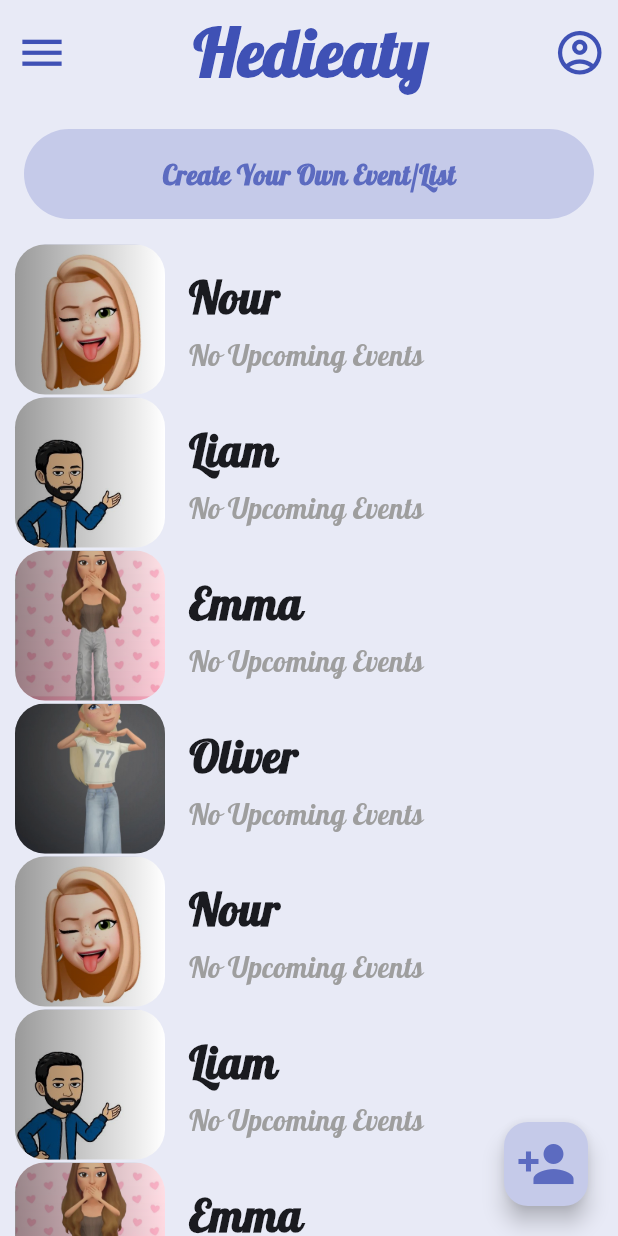
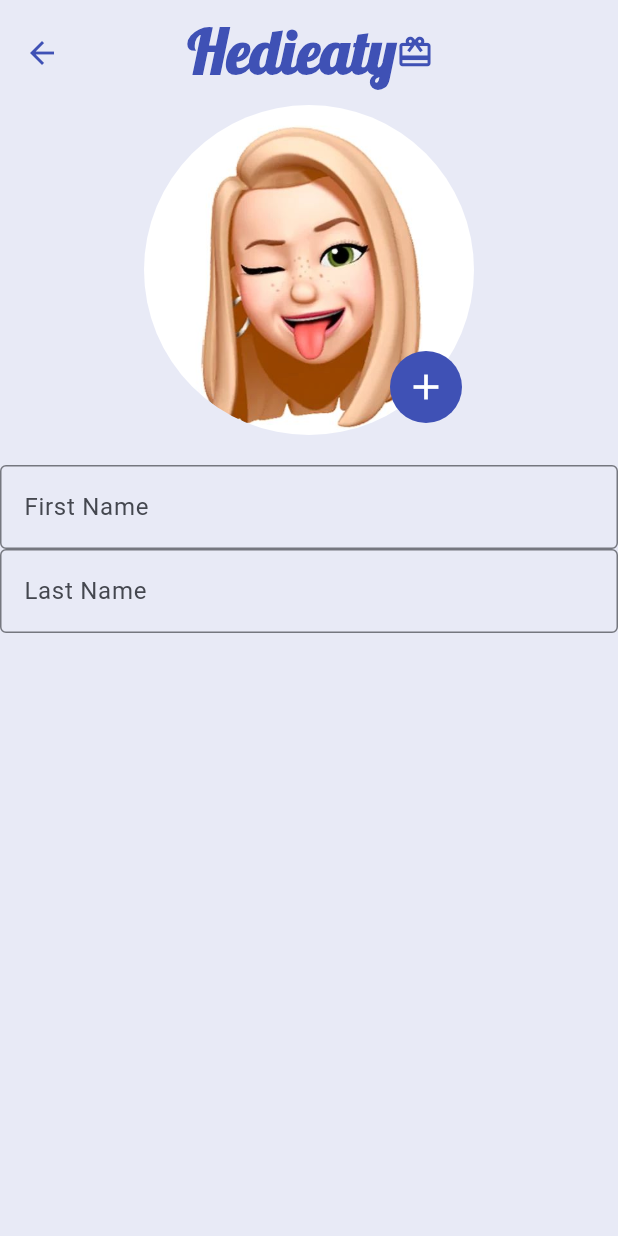
Before and after one commit to nourhammmad/Hedieaty-My-Gift-, a Flutter app: the HomePage screen opened directly, after a tap on the "account circle" icon, on a phone screen of 412 x 824 dp. Run offline on Flutter 3.47's test engine with Material 3 defaults, Android fonts, the light colour scheme and no system bars.

Commit message:
Routing Friends and Profile pages

```diff
--- a/lib/HomePage.dart
+++ b/lib/HomePage.dart
@@ -10,15 +10,18 @@ class HomePage extends StatefulWidget {
 class _HomePageState extends State<HomePage> {
   bool _isPressed = false; // Track the button state
 
-  // List of friends
+  // List of friends (will be replaced by db)
+  //Use final if the list itself should not be replaced,
+  // but you still need to modify its contents
+  // (add, remove, or update elements).
   final List<Map<String, String>> friends = [
     {"name": "Nour", "image": "asset/pp1.jpg"},
     {"name": "Liam", "image": "asset/pp2.jpg"},
     {"name": "Emma", "image": "asset/pp3.jpg"},
     {"name": "Oliver", "image": "asset/pp4.jpg"},
-    {"name": "Nour", "image": "asset/pp1.jpg"},
-    {"name": "Liam", "image": "asset/pp2.jpg"},
-    {"name": "Emma", "image": "asset/pp3.jpg"},
+    {"name": "Nina", "image": "asset/pp1.jpg"},
+    {"name": "Harry", "image": "asset/pp2.jpg"},
+    {"name": "Taylor", "image": "asset/pp3.jpg"},
     {"name": "Oliver", "image": "asset/pp4.jpg"},
   ];
 
@@ -27,8 +30,9 @@ class _HomePageState extends State<HomePage> {
     return Scaffold(
       appBar: AppBar(
         backgroundColor: Colors.indigo.shade50,
-
-        title: const Text(
+        title: Row(
+          children: [
+            const Text(
               "Hedieaty",
               style: TextStyle(
                 fontSize: 45,
@@ -37,8 +41,17 @@ class _HomePageState extends State<HomePage> {
                 color: Colors.indigo,
               ),
             ),
-        titleSpacing: 73.0,
+            const Icon(Icons.card_giftcard,color: Colors.indigo,size: 25,),
+          ],
+        ),
+
+        titleSpacing: 69.0,
         toolbarHeight: 70,
+        //AppBar menu icon
+        //i used leading here top get the menu icon
+        //to the left if i put it inside actions it'd have been to the
+        //right next to account icon
+        //The actions property aligns its children to the right of the AppBar.
         leading: IconButton(
           onPressed: () {},
           alignment: Alignment.topLeft,
@@ -46,7 +59,7 @@ class _HomePageState extends State<HomePage> {
         ),
         actions: [
           IconButton(
-            onPressed: () {},
+            onPressed: () {Navigator.pushNamed(context, '/MyProfile');},
             alignment: Alignment.topRight,
             icon: const Icon(
               Icons.account_circle_outlined,
@@ -56,11 +69,21 @@ class _HomePageState extends State<HomePage> {
           ),
         ],
       ),
+      ///////////////////END OF APPBAR///////////////////
+      // If you used only a Column, the button would be pushed to the bottom
+      // of the layout and would scroll with the content. But using a Stack
+      // ensures the button stays in place while the list can scroll
+      // independently.
       body: Stack(
         children: [
           Column(
             children: [
               // Button at the top
+              //A GestureDetector in Flutter is used to detect and respond to different
+              // types of user interactions or gestures, such as taps, swipes, long presses
+              // , and drags. It acts as an invisible layer that wraps around
+              // widgets and enables them to handle touch events.
+              //like onTapDown w kda
               GestureDetector(
                 onTapDown: (_) {
                   setState(() {
@@ -80,11 +103,12 @@ class _HomePageState extends State<HomePage> {
                 child: Container(
                   height: 60,
                   width: double.infinity,
-                  margin: const EdgeInsets.all(16.0),
+                  margin: const EdgeInsets.all(10.0),
                   decoration: BoxDecoration(
                     color: Colors.indigo.shade100,
                     borderRadius: BorderRadius.circular(30),
                   ),
+                  //wrapped with center
                   child: Center(
                     child: Text(
                       'Create Your Own Event/List',
@@ -101,6 +125,8 @@ class _HomePageState extends State<HomePage> {
                 ),
               ),
               // Friend list embedded below the button
+              //Column aligns its children vertically, and the friend list
+              // (ListView.builder) should take up the remaining space.
               Expanded(
                 child: ListView.builder(
                   itemCount: friends.length,
@@ -175,6 +201,10 @@ class FriendListItem extends StatelessWidget {
           const SizedBox(width: 16),
           // Name and additional info
           Expanded(
+            child: GestureDetector(
+              onTap:(){
+                Navigator.pushNamed(context, '/FriendsPage');
+              },
               child: Column(
                 crossAxisAlignment: CrossAxisAlignment.start,
                 children: [
@@ -198,6 +228,7 @@ class FriendListItem extends StatelessWidget {
                 ],
               ),
             ),
+          ),
         ],
       ),
     );
--- /dev/null
+++ b/lib/MyProfile.dart
@@ -0,0 +1,84 @@
+import 'package:flutter/cupertino.dart';
+import 'package:flutter/material.dart';
+
+class MyProfile extends StatefulWidget {
+  const MyProfile({super.key});
+
+  @override
+  State<MyProfile> createState() => _MyProfileState();
+}
+
+class _MyProfileState extends State<MyProfile> {
+  @override
+  Widget build(BuildContext context) {
+    return Scaffold(
+      appBar: AppBar(
+        iconTheme: const IconThemeData(color: Colors.indigo),
+        backgroundColor: Colors.indigo.shade50,
+        title: const Row(
+          children: [
+            Text(
+              "Hedieaty",
+              style: TextStyle(
+                fontSize: 40,
+                fontFamily: "Lobster",
+                fontWeight: FontWeight.bold,
+                color: Colors.indigo,
+              ),
+            ),
+            Icon(Icons.card_giftcard, color: Colors.indigo, size: 25),
+          ],
+        ),
+        titleSpacing: 69.0,
+        toolbarHeight: 70,
+      ),
+      body: Column(
+        children: [
+          // Stack for profile image and plus icon
+          Center(
+            child: Stack(
+              alignment: Alignment.bottomRight, // Align the icon to the bottom right
+              children: [
+                // Circular image
+                ClipOval(
+                  child: Image.asset(
+                    'asset/pp1.jpg',
+                    width: 220, // Set the desired width
+                    height: 220, // Set the desired height
+                    fit: BoxFit.cover, // Ensure the image covers the area
+                  ),
+                ),
+                // Plus icon at the bottom right of the image
+                Container(
+                  margin: const EdgeInsets.all(8), // Add margin around the icon
+                  decoration: BoxDecoration(
+                    shape: BoxShape.circle,
+                    color: Colors.indigo, // Background color for the icon
+                  ),
+                  child: IconButton(
+                    icon: const Icon(
+                      Icons.add, // Plus icon
+                      color: Colors.white, // Icon color
+                      size: 28, // Size of the icon
+                    ),
+                    onPressed: () {
+                      // Implement your functionality here
+                      print("Change profile picture");
+                    },
+                  ),
+                ),
+              ],
+            ),
+          ),
+          // You can add more widgets here if needed
+          const SizedBox(height: 20), // Space between image and other content
+          TextField(decoration: InputDecoration(border: OutlineInputBorder(),
+            hintText: 'First Name',),),
+          TextField(decoration: InputDecoration(border: OutlineInputBorder(),
+            hintText: 'Last Name',),)
+
+        ],
+      ),
+    );
+  }
+}
```
Also changed, not shown: lib/FriendsPage.dart (added, +40 -0 lines), lib/main.dart (+10 -1 lines). Lines whose indentation alone changed are shown as unchanged.
